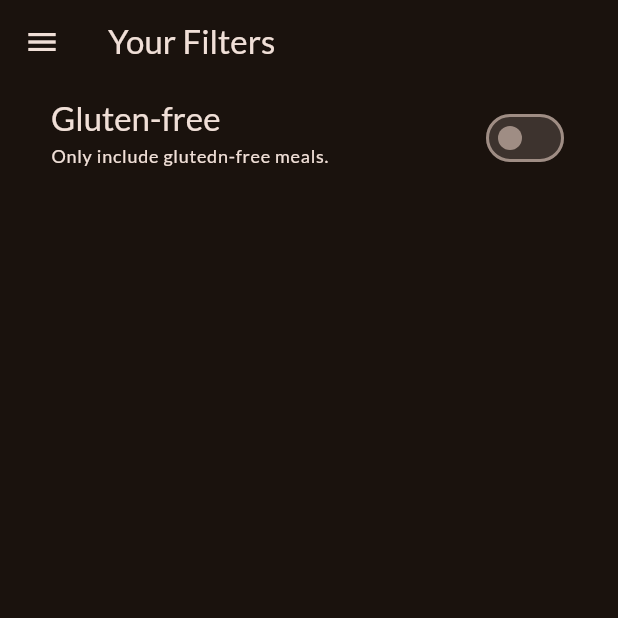
After one commit to nanthi13/mobile-app-assignment2, a Flutter app: the FiltersScreen screen opened directly, on a phone screen of 412 x 824 dp, the top half of it. The commit adds this screen. Run offline on Flutter 3.47's test engine with Material 2 defaults, Android fonts, the phone set to English and light mode, and no system bars; our stand-ins replace google_fonts, transparent_image.

Commit message:
added improvments to appdrawer and filters

```diff
--- /dev/null
+++ b/meals_app/lib/screens/filters.dart
@@ -0,0 +1,60 @@
+import 'package:flutter/material.dart';
+import 'package:meals_app/screens/tabs.dart';
+import 'package:meals_app/widgets/main_drawer.dart';
+
+class FiltersScreen extends StatefulWidget {
+  const FiltersScreen({super.key});
+
+  @override
+  State<FiltersScreen> createState() {
+    return _FiltersScreenState();
+  }
+}
+
+class _FiltersScreenState extends State<FiltersScreen> {
+  var _glutenFreeFilterSet = false;
+  @override
+  Widget build(BuildContext context) {
+    return Scaffold(
+        appBar: AppBar(
+          title: const Text('Your Filters'),
+        ),
+        drawer: MainDrawer(
+          onSelectScreen: (identifier) {
+            Navigator.of(context).pop();
+            if (identifier == 'meals') {
+              Navigator.of(context).push(
+                MaterialPageRoute(
+                  builder: (ctx) => const TabsScreen(),
+                ),
+              );
+            }
+          },
+        ),
+        body: Column(
+          children: [
+            SwitchListTile(
+              value: _glutenFreeFilterSet,
+              onChanged: (isChecked) {
+                setState(() {
+                  _glutenFreeFilterSet = isChecked;
+                });
+              },
+              title: Text(
+                'Gluten-free',
+                style: Theme.of(context).textTheme.titleLarge!.copyWith(
+                      color: Theme.of(context).colorScheme.onBackground,
+                    ),
+              ),
+              subtitle: Text(
+                'Only include glutedn-free meals.',
+                style: Theme.of(context).textTheme.labelMedium!.copyWith(
+                    color: Theme.of(context).colorScheme.onBackground),
+              ),
+              activeColor: Theme.of(context).colorScheme.tertiary,
+              contentPadding: const EdgeInsets.only(left: 34, right: 32),
+            ),
+          ],
+        ));
+  }
+}
```
Also changed, not shown: meals_app/lib/screens/meal_details_screen.dart (+26 -16 lines), meals_app/lib/screens/tabs.dart (+15 -1 lines), meals_app/lib/widgets/main_drawer.dart (+9 -3 lines).
